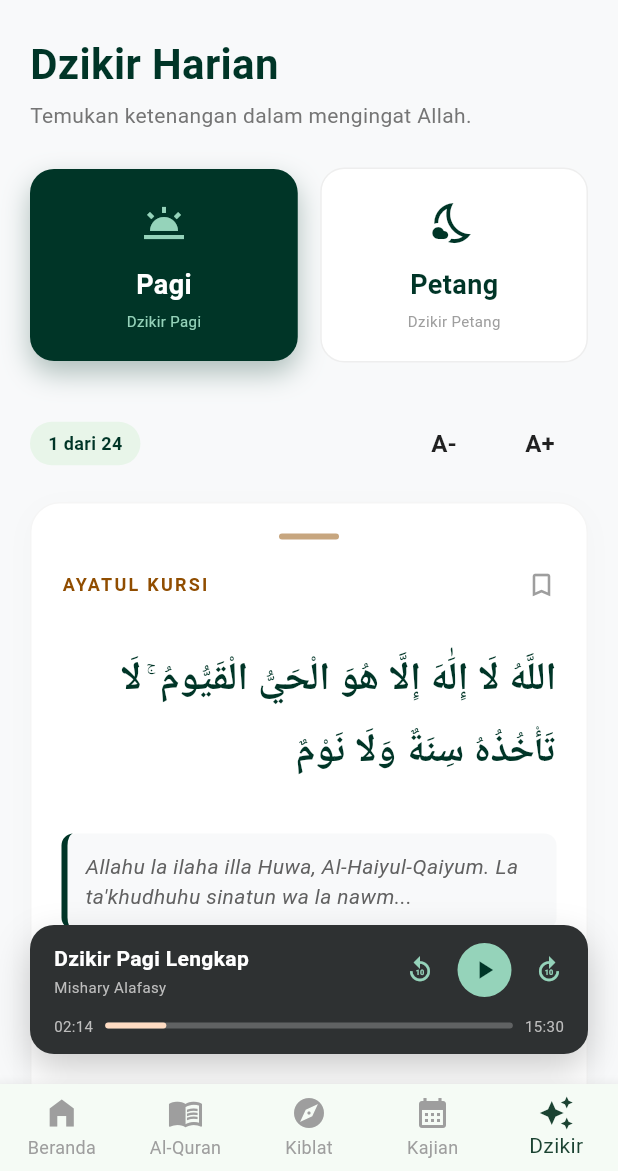
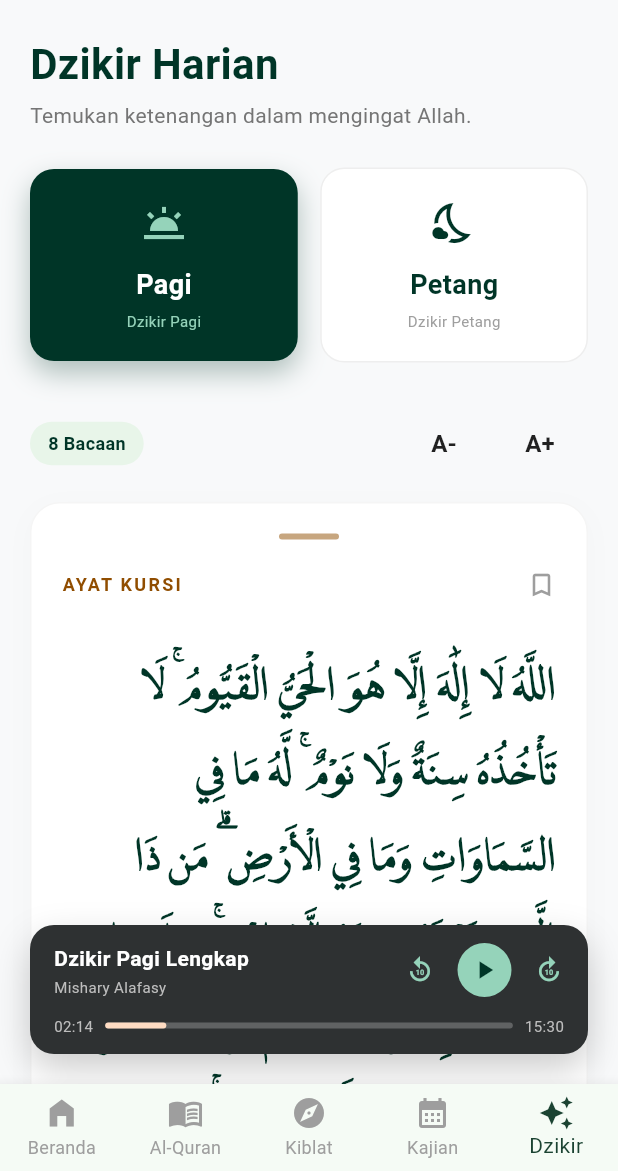
Before and after one commit to dzaii-hud/insyira-muslim-app, a Flutter app: the screen it shows after launch, item 5 of the bottom bar chosen, on a phone screen of 412 x 824 dp, the part 65-1236 px from its top. Run offline on Flutter 3.47's test engine with Material 3 defaults, Android fonts, the phone set to English and light mode, and no system bars; our stand-ins replace adhan, flutter_compass, geocoding, geolocator, scrollable_positioned_list, shared_preferences; network calls fail.

Commit message:
feat: tambah data json dzikir harian dan sesuaikan font arab ke LPMQ

```diff
--- a/lib/screens/dzikir_screen.dart
+++ b/lib/screens/dzikir_screen.dart
@@ -1,7 +1,77 @@
 import 'package:flutter/material.dart';
+import 'dart:convert';
+import 'package:flutter/services.dart';
 
-class DzikirScreen extends StatelessWidget {
+class DzikirScreen extends StatefulWidget {
   const DzikirScreen({super.key});
+
+  @override
+  State<DzikirScreen> createState() => _DzikirScreenState();
+}
+
+class _DzikirScreenState extends State<DzikirScreen> {
+  // State untuk mengontrol UI
+  bool _isPagi = true; // true = Pagi, false = Sore
+  double _arabFontSize = 26.0; // Ukuran font default
+
+  // State untuk Data
+  List<dynamic> _dzikirList = [];
+  final Map<int, int> _counters = {}; // Menyimpan jumlah klik tasbih tiap item
+  bool _isLoading = true;
+
+  @override
+  void initState() {
+    super.initState();
+    _loadDzikirData();
+  }
+
+  // Fungsi membaca file JSON lokal
+  Future<void> _loadDzikirData() async {
+    try {
+      final String response = await rootBundle.loadString('assets/dzikir.json');
+      final data = await json.decode(response);
+
+      setState(() {
+        _dzikirList = _isPagi ? data['pagi'] : data['sore'];
+        _counters.clear(); // Reset tasbih saat pindah waktu
+        _isLoading = false;
+      });
+    } catch (e) {
+      debugPrint("Gagal memuat JSON: $e");
+      setState(() => _isLoading = false);
+    }
+  }
+
+  // Fungsi ganti tab Pagi/Petang
+  void _toggleWaktu(bool isPagi) {
+    if (_isPagi != isPagi) {
+      setState(() {
+        _isPagi = isPagi;
+        _isLoading = true;
+      });
+      _loadDzikirData();
+    }
+  }
+
+  // Fungsi ubah ukuran font
+  void _changeFontSize(double step) {
+    setState(() {
+      _arabFontSize += step;
+      // Batasi ukuran minimum dan maksimum
+      if (_arabFontSize < 20.0) _arabFontSize = 20.0;
+      if (_arabFontSize > 40.0) _arabFontSize = 40.0;
+    });
+  }
+
+  // Fungsi tasbih (counter)
+  void _incrementCounter(int index, int target) {
+    setState(() {
+      int current = _counters[index] ?? 0;
+      if (current < target) {
+        _counters[index] = current + 1;
+      }
+    });
+  }
 
   @override
   Widget build(BuildContext context) {
@@ -9,7 +79,6 @@ class DzikirScreen extends StatelessWidget {
       children: [
         // --- KONTEN UTAMA ---
         SingleChildScrollView(
-          // Padding bawah ekstra besar agar konten tidak tertutup Audio Player
           padding: const EdgeInsets.fromLTRB(20, 10, 20, 120),
           child: Column(
             crossAxisAlignment: CrossAxisAlignment.start,
@@ -20,18 +89,35 @@ class DzikirScreen extends StatelessWidget {
               const SizedBox(height: 30),
               _buildControls(),
               const SizedBox(height: 15),
-              _buildDzikirCard(),
+
+              // Render List Dzikir Dinamis
+              if (_isLoading)
+                const Center(
+                  child: CircularProgressIndicator(color: Color(0xFF003527),),
+                )
+              else if (_dzikirList.isEmpty)
+                const Center(child: Text("Data dzikir kosong"))
+              else
+                ListView.separated(
+                  shrinkWrap: true,
+                  physics: const NeverScrollableScrollPhysics(),
+                  itemCount: _dzikirList.length,
+                  separatorBuilder: (context, index) =>
+                      const SizedBox(height: 20),
+                  itemBuilder: (context, index) {
+                    return _buildDzikirCard(_dzikirList[index], index);
+                  },
+                ),
             ],
           ),
         ),
 
-        // --- FLOATING AUDIO PLAYER ---
+        // --- FLOATING AUDIO PLAYER (Statis) ---
         Positioned(bottom: 20, left: 20, right: 20, child: _buildAudioPlayer()),
       ],
     );
   }
 
-  // --- WIDGET HEADER ---
   Widget _buildHeader() {
     return Column(
       crossAxisAlignment: CrossAxisAlignment.start,
@@ -53,78 +139,31 @@ class DzikirScreen extends StatelessWidget {
     );
   }
 
-  // --- WIDGET PILIHAN PAGI & PETANG ---
   Widget _buildSelectionCards() {
     return Row(
       children: [
-        // KARTU AKTIF (PAGI)
+        // TAB PAGI
         Expanded(
-          child: Container(
-            padding: const EdgeInsets.symmetric(vertical: 20),
-            decoration: BoxDecoration(
-              color: const Color(0xFF003527),
-              borderRadius: BorderRadius.circular(16),
-              boxShadow: [
-                BoxShadow(
-                  color: const Color(0xFF003527).withOpacity(0.3),
-                  blurRadius: 15,
-                  offset: const Offset(0, 8),
-                ),
-              ],
-            ),
-            child: const Column(
-              children: [
-                Icon(Icons.wb_twilight, color: Color(0xFF95D3BA), size: 32),
-                SizedBox(height: 12),
-                Text(
-                  'Pagi',
-                  style: TextStyle(
-                    color: Colors.white,
-                    fontSize: 18,
-                    fontWeight: FontWeight.bold,
-                  ),
-                ),
-                SizedBox(height: 4),
-                Text(
-                  'Dzikir Pagi',
-                  style: TextStyle(color: Color(0xFF95D3BA), fontSize: 10),
-                ),
-              ],
+          child: GestureDetector(
+            onTap: () => _toggleWaktu(true),
+            child: _buildTabCard(
+              title: 'Pagi',
+              subtitle: 'Dzikir Pagi',
+              icon: Icons.wb_twilight,
+              isActive: _isPagi,
             ),
           ),
         ),
         const SizedBox(width: 15),
-        // KARTU TIDAK AKTIF (PETANG)
+        // TAB PETANG
         Expanded(
-          child: Container(
-            padding: const EdgeInsets.symmetric(vertical: 20),
-            decoration: BoxDecoration(
-              color: Colors.white,
-              borderRadius: BorderRadius.circular(16),
-              border: Border.all(color: Colors.grey.shade200),
-            ),
-            child: const Column(
-              children: [
-                Icon(
-                  Icons.nights_stay_outlined,
-                  color: Color(0xFF003527),
-                  size: 32,
-                ),
-                SizedBox(height: 12),
-                Text(
-                  'Petang',
-                  style: TextStyle(
-                    color: Color(0xFF003527),
-                    fontSize: 18,
-                    fontWeight: FontWeight.bold,
-                  ),
-                ),
-                SizedBox(height: 4),
-                Text(
-                  'Dzikir Petang',
-                  style: TextStyle(color: Colors.grey, fontSize: 10),
-                ),
-              ],
+          child: GestureDetector(
+            onTap: () => _toggleWaktu(false),
+            child: _buildTabCard(
+              title: 'Petang',
+              subtitle: 'Dzikir Petang',
+              icon: Icons.nights_stay_outlined,
+              isActive: !_isPagi,
             ),
           ),
         ),
@@ -132,7 +171,58 @@ class DzikirScreen extends StatelessWidget {
     );
   }
 
-  // --- WIDGET KONTROL TEKS & PROGRESS ---
+  // Widget Bantuan untuk Tab Kartu (Biar Kodenya Bersih)
+  Widget _buildTabCard({
+    required String title,
+    required String subtitle,
+    required IconData icon,
+    required bool isActive,
+  }) {
+    return Container(
+      padding: const EdgeInsets.symmetric(vertical: 20),
+      decoration: BoxDecoration(
+        color: isActive ? const Color(0xFF003527) : Colors.white,
+        borderRadius: BorderRadius.circular(16),
+        border: isActive ? null : Border.all(color: Colors.grey.shade200),
+        boxShadow: isActive
+            ? [
+                BoxShadow(
+                  color: const Color(0xFF003527).withOpacity(0.3),
+                  blurRadius: 15,
+                  offset: const Offset(0, 8),
+                ),
+              ]
+            : [],
+      ),
+      child: Column(
+        children: [
+          Icon(
+            icon,
+            color: isActive ? const Color(0xFF95D3BA) : const Color(0xFF003527),
+            size: 32,
+          ),
+          const SizedBox(height: 12),
+          Text(
+            title,
+            style: TextStyle(
+              color: isActive ? Colors.white : const Color(0xFF003527),
+              fontSize: 18,
+              fontWeight: FontWeight.bold,
+            ),
+          ),
+          const SizedBox(height: 4),
+          Text(
+            subtitle,
+            style: TextStyle(
+              color: isActive ? const Color(0xFF95D3BA) : Colors.grey,
+              fontSize: 10,
+            ),
+          ),
+        ],
+      ),
+    );
+  }
+
   Widget _buildControls() {
     return Row(
       mainAxisAlignment: MainAxisAlignment.spaceBetween,
@@ -143,9 +233,9 @@ class DzikirScreen extends StatelessWidget {
             color: const Color(0xFFE8F5E9),
             borderRadius: BorderRadius.circular(20),
           ),
-          child: const Text(
-            '1 dari 24',
-            style: TextStyle(
+          child: Text(
+            '${_dzikirList.length} Bacaan', // Menampilkan jumlah total dinamis
+            style: const TextStyle(
               color: Color(0xFF003527),
               fontSize: 12,
               fontWeight: FontWeight.bold,
@@ -155,7 +245,7 @@ class DzikirScreen extends StatelessWidget {
         Row(
           children: [
             TextButton(
-              onPressed: () {},
+              onPressed: () => _changeFontSize(-2.0), // Tombol Perkecil Font
               child: const Text(
                 'A-',
                 style: TextStyle(
@@ -166,7 +256,7 @@ class DzikirScreen extends StatelessWidget {
               ),
             ),
             TextButton(
-              onPressed: () {},
+              onPressed: () => _changeFontSize(2.0), // Tombol Perbesar Font
               child: const Text(
                 'A+',
                 style: TextStyle(
@@ -182,14 +272,19 @@ class DzikirScreen extends StatelessWidget {
     );
   }
 
-  // --- WIDGET KARTU DZIKIR ---
-  Widget _buildDzikirCard() {
+  Widget _buildDzikirCard(Map<String, dynamic> dzikir, int index) {
+    int target = dzikir['target'] ?? 1;
+    int currentCount = _counters[index] ?? 0;
+    bool isCompleted = currentCount >= target;
+
     return Container(
       padding: const EdgeInsets.all(20),
       decoration: BoxDecoration(
         color: Colors.white,
         borderRadius: BorderRadius.circular(20),
-        border: Border.all(color: Colors.grey.shade100),
+        border: Border.all(
+          color: isCompleted ? const Color(0xFF95D3BA) : Colors.grey.shade100,
+        ), // Highlight hijau jika selesai
         boxShadow: [
           BoxShadow(
             color: Colors.black.withOpacity(0.02),
@@ -201,7 +296,6 @@ class DzikirScreen extends StatelessWidget {
       child: Column(
         crossAxisAlignment: CrossAxisAlignment.stretch,
         children: [
-          // Garis Dekoratif Atas
           Center(
             child: Container(
               width: 40,
@@ -214,17 +308,18 @@ class DzikirScreen extends StatelessWidget {
           ),
           const SizedBox(height: 20),
 
-          // Header Judul & Bookmark
           Row(
             mainAxisAlignment: MainAxisAlignment.spaceBetween,
             children: [
-              const Text(
-                'AYATUL KURSI',
-                style: TextStyle(
+              Expanded(
+                child: Text(
+                  dzikir['judul'],
+                  style: const TextStyle(
                     color: Color(0xFF904D00),
                     fontSize: 12,
                     fontWeight: FontWeight.bold,
                     letterSpacing: 1.5,
+                  ),
                 ),
               ),
               const Icon(Icons.bookmark_border, color: Colors.grey, size: 20),
@@ -232,21 +327,20 @@ class DzikirScreen extends StatelessWidget {
           ),
           const SizedBox(height: 30),
 
-          // Teks Arab
-          const Text(
-            'اللَّهُ لَا إِلَٰهَ إِلَّا هُوَ الْحَيُّ الْقَيُّومُ ۚ لَا تَأْخُذُهُ سِنَةٌ وَلَا نَوْمٌ',
+          Text(
+            dzikir['arab'],
             textAlign: TextAlign.right,
             style: TextStyle(
-              fontSize: 26,
+              fontSize: _arabFontSize, // Font Size Dinamis!
               fontWeight: FontWeight.bold,
-              color: Color(0xFF003527),
-              height: 1.8,
+              color: const Color(0xFF003527),
+              fontFamily: 'LPMQ',
+              height: 2.2,
             ),
             textDirection: TextDirection.rtl,
           ),
           const SizedBox(height: 30),
 
-          // Transliterasi (Kotak abu-abu)
           Container(
             padding: const EdgeInsets.all(12),
             decoration: BoxDecoration(
@@ -257,7 +351,7 @@ class DzikirScreen extends StatelessWidget {
               ),
             ),
             child: Text(
-              "Allahu la ilaha illa Huwa, Al-Haiyul-Qaiyum. La ta'khudhuhu sinatun wa la nawm...",
+              dzikir['latin'],
               style: TextStyle(
                 fontSize: 14,
                 fontStyle: FontStyle.italic,
@@ -267,9 +361,8 @@ class DzikirScreen extends StatelessWidget {
           ),
           const SizedBox(height: 20),
 
-          // Terjemahan
           Text(
-            '"Allah, tidak ada tuhan selain Dia. Yang Maha Hidup, Yang terus-menerus mengurus (makhluk-Nya)..."',
+            dzikir['arti'],
             style: TextStyle(
               fontSize: 14,
               color: Colors.grey.shade800,
@@ -280,7 +373,7 @@ class DzikirScreen extends StatelessWidget {
           const Divider(),
           const SizedBox(height: 10),
 
-          // Footer & Tombol Counter
+          // Footer & Tombol Counter Tasbih
           Row(
             mainAxisAlignment: MainAxisAlignment.spaceBetween,
             children: [
@@ -289,26 +382,39 @@ class DzikirScreen extends StatelessWidget {
                   const Icon(Icons.repeat, color: Colors.grey, size: 16),
                   const SizedBox(width: 8),
                   Text(
-                    'Dibaca 1 kali',
+                    'Dibaca $target kali',
                     style: TextStyle(color: Colors.grey.shade600, fontSize: 12),
                   ),
                 ],
               ),
-              // Tombol Bulat Counter
-              Container(
+              GestureDetector(
+                onTap: () => _incrementCounter(index, target),
+                child: AnimatedContainer(
+                  duration: const Duration(milliseconds: 300),
                   width: 50,
                   height: 50,
-                decoration: const BoxDecoration(
-                  color: Color(0xFF003527),
+                  decoration: BoxDecoration(
+                    color: isCompleted
+                        ? const Color(0xFF95D3BA)
+                        : const Color(
+                            0xFF003527,
+                          ), // Berubah warna jika target capai
                     shape: BoxShape.circle,
                   ),
-                child: const Center(
-                  child: Text(
-                    '1',
-                    style: TextStyle(
+                  child: Center(
+                    child: isCompleted
+                        ? const Icon(
+                            Icons.check,
+                            color: Color(0xFF003527),
+                            size: 24,
+                          )
+                        : Text(
+                            currentCount.toString(),
+                            style: const TextStyle(
                               color: Colors.white,
                               fontSize: 18,
                               fontWeight: FontWeight.bold,
+                            ),
                           ),
                   ),
                 ),
@@ -320,7 +426,6 @@ class DzikirScreen extends StatelessWidget {
     );
   }
 
-  // --- WIDGET FLOATING AUDIO PLAYER ---
   Widget _buildAudioPlayer() {
     return Container(
       padding: const EdgeInsets.symmetric(horizontal: 16, vertical: 12),
@@ -341,7 +446,6 @@ class DzikirScreen extends StatelessWidget {
           Row(
             mainAxisAlignment: MainAxisAlignment.spaceBetween,
             children: [
-              // Info Audio
               Column(
                 crossAxisAlignment: CrossAxisAlignment.start,
                 children: [
@@ -360,7 +464,6 @@ class DzikirScreen extends StatelessWidget {
                   ),
                 ],
               ),
-              // Kontrol Putar
               Row(
                 children: [
                   const Icon(
@@ -392,7 +495,6 @@ class DzikirScreen extends StatelessWidget {
             ],
           ),
           const SizedBox(height: 12),
-          // Progress Bar Line
           Row(
             children: [
               Text(
@@ -406,7 +508,7 @@ class DzikirScreen extends StatelessWidget {
                   backgroundColor: Colors.white24,
                   valueColor: const AlwaysStoppedAnimation<Color>(
                     Color(0xFFFFDCC3),
-                  ), // Warna cream/orange lembut
+                  ),
                   borderRadius: BorderRadius.circular(5),
                   minHeight: 4,
                 ),
--- a/pubspec.yaml
+++ b/pubspec.yaml
@@ -72,6 +72,7 @@ flutter:
     - assets/audios/
     - assets/data/
     - assets/fonts/
+    - assets/dzikir.json
 
    # 2. Daftarkan font-nya
   fonts:
```
Also changed, not shown: assets/dzikir.json (added, +118 -0 lines). Lines whose indentation alone changed are shown as unchanged.
